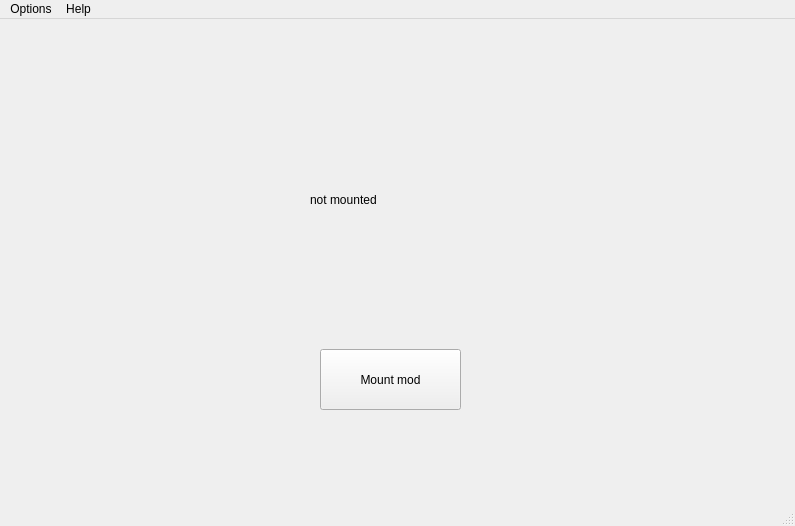
The window that src/Views/MainWindow.ui (Back-Slash-N/modder) describes before a commit, drawn with Qt 5.
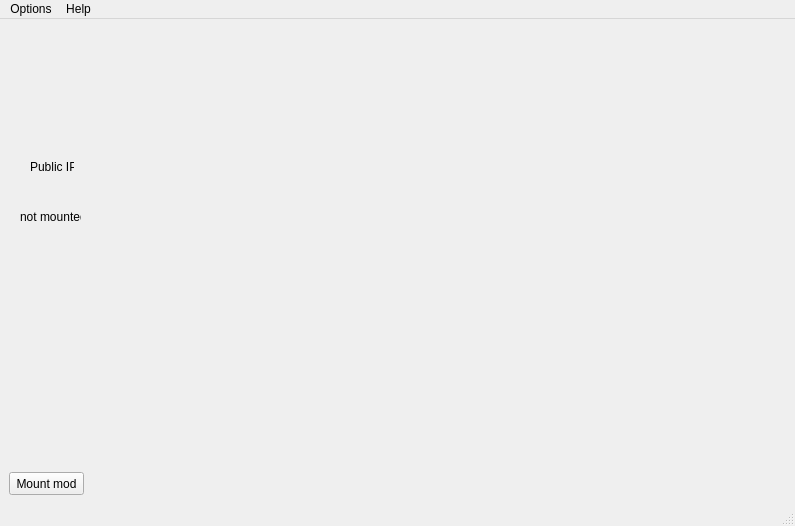
The same window after the commit. Icons and pictures are not drawn.

What changed in the file:
```diff
--- a/src/Views/MainWindow.ui
+++ b/src/Views/MainWindow.ui
@@ -17,10 +17,10 @@
    <widget class="QPushButton" name="Button_MountMod">
     <property name="geometry">
      <rect>
-      <x>320</x>
-      <y>330</y>
-      <width>141</width>
-      <height>61</height>
+      <x>9</x>
+      <y>453</y>
+      <width>75</width>
+      <height>23</height>
      </rect>
     </property>
     <property name="text">
@@ -30,16 +30,51 @@
    <widget class="QLabel" name="Label_ModStatus">
     <property name="geometry">
      <rect>
-      <x>310</x>
-      <y>150</y>
-      <width>151</width>
-      <height>61</height>
+      <x>20</x>
+      <y>190</y>
+      <width>61</width>
+      <height>16</height>
      </rect>
     </property>
     <property name="text">
      <string>not mounted</string>
     </property>
    </widget>
+   <widget class="QLabel" name="label">
+    <property name="enabled">
+     <bool>true</bool>
+    </property>
+    <property name="geometry">
+     <rect>
+      <x>0</x>
+      <y>0</y>
+      <width>100</width>
+      <height>100</height>
+     </rect>
+    </property>
+    <property name="text">
+     <string/>
+    </property>
+    <property name="pixmap">
+     <pixmap>../../Resources/Images/logo.svg</pixmap>
+    </property>
+    <property name="scaledContents">
+     <bool>true</bool>
+    </property>
+   </widget>
+   <widget class="QLabel" name="Label_PublicIP">
+    <property name="geometry">
+     <rect>
+      <x>30</x>
+      <y>140</y>
+      <width>44</width>
+      <height>16</height>
+     </rect>
+    </property>
+    <property name="text">
+     <string>Public IP:</string>
+    </property>
+   </widget>
   </widget>
   <widget class="QMenuBar" name="menubar">
    <property name="geometry">
```
Left out of the diff: 8 changed lines with no effect on the pictures.
